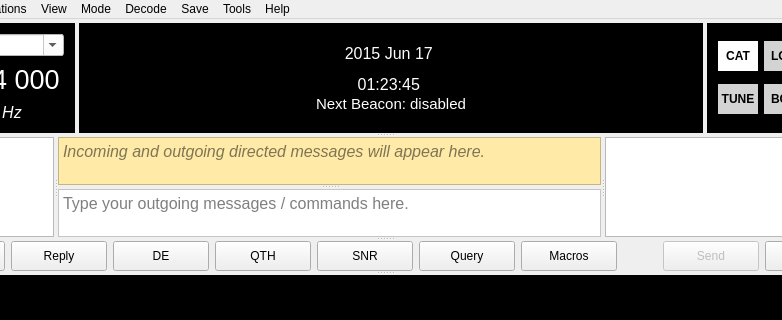
The window that mainwindow.ui (qcmiao1998/js8call) describes before a commit, drawn with Qt 5; both pictures show x 95 to 877 and y 0 to 320 of the 960 by 868 pixel window.
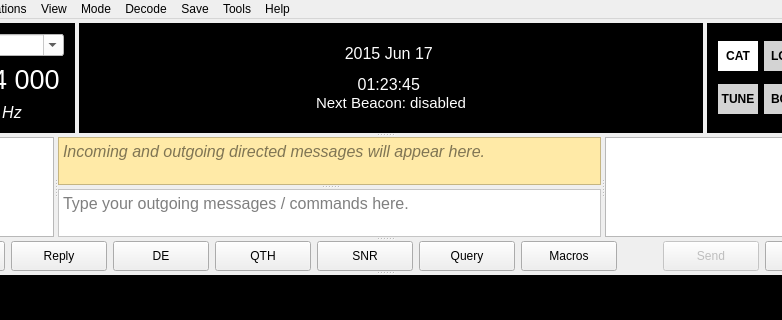
The same window after the commit. Custom widgets are drawn as their Qt base class.

What changed in the file:
```diff
--- a/mainwindow.ui
+++ b/mainwindow.ui
@@ -296,10 +296,10 @@
 }</string>
                 </property>
                 <property name="frameShape">
-                 <enum>QFrame::StyledPanel</enum>
+                 <enum>QFrame::NoFrame</enum>
                 </property>
                 <property name="frameShadow">
-                 <enum>QFrame::Sunken</enum>
+                 <enum>QFrame::Plain</enum>
                 </property>
                 <property name="lineWidth">
                  <number>2</number>
```
Left out of the diff: 2 changed lines with no effect on the pictures.
